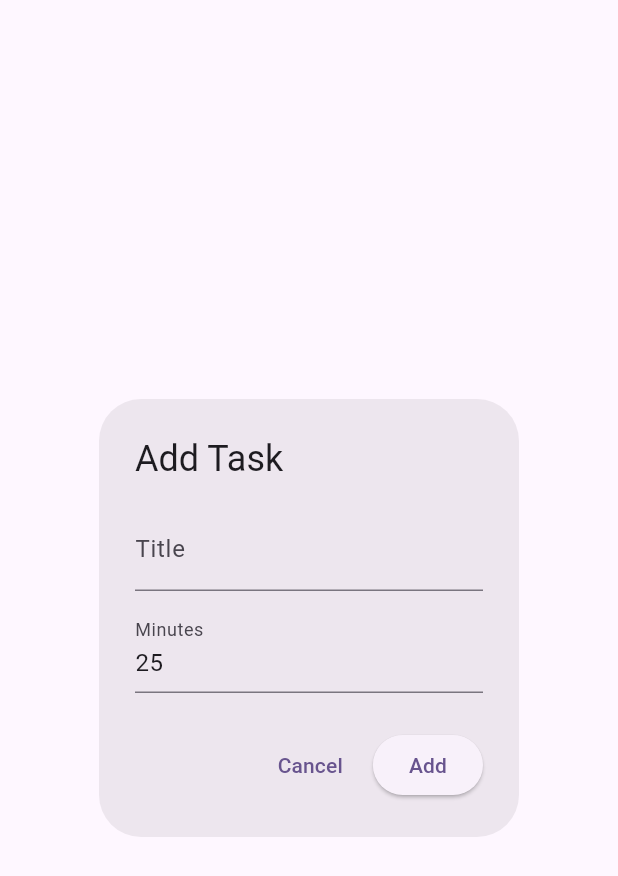
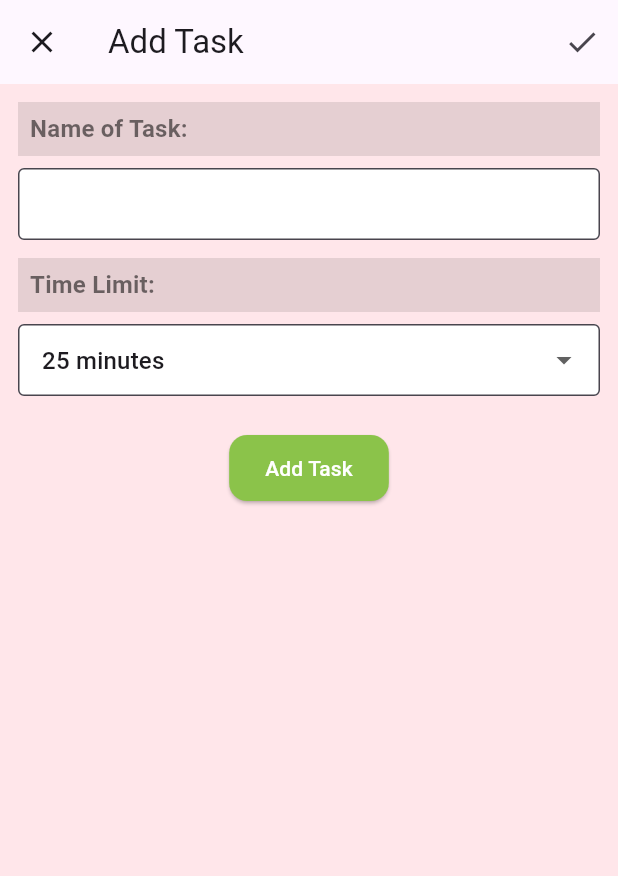
Before and after one commit to happyalisa0864/productivity-app, a Flutter app: the AddTaskDialog screen opened directly, on a phone screen of 412 x 824 dp. Shown: the top 876 px of the screen. Run offline on Flutter 3.47's test engine with Material 3 defaults, Android fonts, the light colour scheme and no system bars; our stand-ins replace flutter_riverpod, shared_preferences; accounts and stored records are empty.

Commit message:
feat: redesign add task dialog with fullscreen layout and dropdown time selector

```diff
--- a/lib/features/task_tracking/presentation/widgets/add_task_dialog.dart
+++ b/lib/features/task_tracking/presentation/widgets/add_task_dialog.dart
@@ -16,61 +16,131 @@ class AddTaskDialog extends StatefulWidget {
 class _AddTaskDialogState extends State<AddTaskDialog> {
   final _formKey = GlobalKey<FormState>();
   final _titleCtrl = TextEditingController();
-  final _minutesCtrl = TextEditingController(text: '25');
+  int _selectedMinutes = 25;
+  static const List<int> _minuteOptions = [5, 10, 15, 20, 25, 30, 45, 60, 90];
 
   @override
   void dispose() {
     _titleCtrl.dispose();
-    _minutesCtrl.dispose();
     super.dispose();
   }
 
   void _submit() {
     if (!_formKey.currentState!.validate()) return;
     final title = _titleCtrl.text.trim();
-    final minutes = int.tryParse(_minutesCtrl.text) ?? 0;
+    final minutes = _selectedMinutes;
     Navigator.of(context).pop(AddTaskResult(title, minutes));
   }
 
   @override
   Widget build(BuildContext context) {
-    return AlertDialog(
-      title: const Text('Add Task'),
-      content: Form(
-        key: _formKey,
-        child: Column(
-          mainAxisSize: MainAxisSize.min,
-          children: [
-            TextFormField(
-              controller: _titleCtrl,
-              decoration: const InputDecoration(labelText: 'Title'),
-              textInputAction: TextInputAction.next,
-              validator: (v) => (v == null || v.trim().isEmpty)
-                  ? 'Please enter a title'
-                  : null,
-            ),
-            const SizedBox(height: 12),
-            TextFormField(
-              controller: _minutesCtrl,
-              decoration: const InputDecoration(labelText: 'Minutes'),
-              keyboardType: TextInputType.number,
-              validator: (v) {
-                final n = int.tryParse(v ?? '');
-                if (n == null || n <= 0) return 'Enter a positive number';
-                if (n > 1440) return 'Keep under 24 hours';
-                return null;
-              },
-              onFieldSubmitted: (_) => _submit(),
+    return Dialog.fullscreen(
+      child: Scaffold(
+        backgroundColor: const Color(0xFFFFE6EA),
+        appBar: AppBar(
+          title: const Text('Add Task'),
+          leading: IconButton(
+            icon: const Icon(Icons.close),
+            onPressed: () => Navigator.of(context).pop(),
+          ),
+          actions: [
+            IconButton(
+              tooltip: 'Save',
+              icon: const Icon(Icons.check),
+              onPressed: _submit,
             ),
           ],
         ),
+        body: SafeArea(
+          child: Form(
+            key: _formKey,
+            child: ListView(
+              padding: const EdgeInsets.all(12),
+              children: [
+                _LabeledSection(
+                  label: 'Name of Task:',
+                  child: TextFormField(
+                    controller: _titleCtrl,
+                    decoration: const InputDecoration(
+                      isDense: true,
+                      border: OutlineInputBorder(),
+                      filled: true,
+                      fillColor: Colors.white,
+                    ),
+                    validator: (v) =>
+                        (v == null || v.trim().isEmpty) ? 'Enter a task name' : null,
+                  ),
+                ),
+                const SizedBox(height: 12),
+                _LabeledSection(
+                  label: 'Time Limit:',
+                  child: DropdownButtonFormField<int>(
+                    value: _selectedMinutes,
+                    items: _minuteOptions
+                        .map((m) => DropdownMenuItem<int>(
+                              value: m,
+                              child: Text('$m minutes'),
+                            ))
+                        .toList(),
+                    onChanged: (v) => setState(() => _selectedMinutes = v ?? 25),
+                    decoration: const InputDecoration(
+                      isDense: true,
+                      border: OutlineInputBorder(),
+                      filled: true,
+                      fillColor: Colors.white,
+                      hintText: 'add items...',
+                    ),
+                  ),
+                ),
+                const SizedBox(height: 24),
+                Center(
+                  child: ElevatedButton(
+                    onPressed: _submit,
+                    style: ElevatedButton.styleFrom(
+                      backgroundColor: const Color(0xFF8BC34A),
+                      foregroundColor: Colors.white,
+                      padding: const EdgeInsets.symmetric(horizontal: 24, vertical: 12),
+                      shape: RoundedRectangleBorder(
+                        borderRadius: BorderRadius.circular(12),
+                      ),
+                    ),
+                    child: const Text('Add Task'),
+                  ),
+                ),
+                const SizedBox(height: 24),
+              ],
+            ),
+          ),
+        ),
       ),
-      actions: [
-        TextButton(
-          onPressed: () => Navigator.of(context).pop(),
-          child: const Text('Cancel'),
+    );
+  }
+}
+
+class _LabeledSection extends StatelessWidget {
+  final String label;
+  final Widget child;
+  const _LabeledSection({required this.label, required this.child});
+
+  @override
+  Widget build(BuildContext context) {
+    return Column(
+      crossAxisAlignment: CrossAxisAlignment.start,
+      children: [
+        Container(
+          width: double.infinity,
+          color: Colors.black.withOpacity(0.1),
+          padding: const EdgeInsets.symmetric(horizontal: 8, vertical: 6),
+          child: Text(
+            label,
+            style: Theme.of(context).textTheme.titleMedium?.copyWith(
+                  color: Colors.black54,
+                  fontWeight: FontWeight.w600,
+                ),
+          ),
         ),
-        ElevatedButton(onPressed: _submit, child: const Text('Add')),
+        const SizedBox(height: 8),
+        child,
       ],
     );
   }
```
